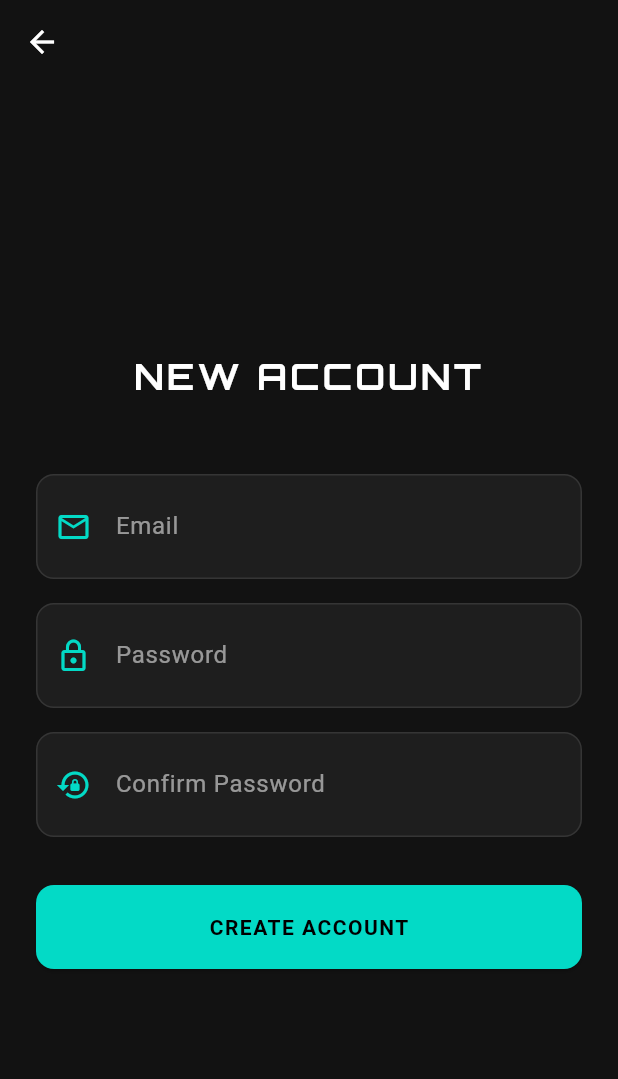
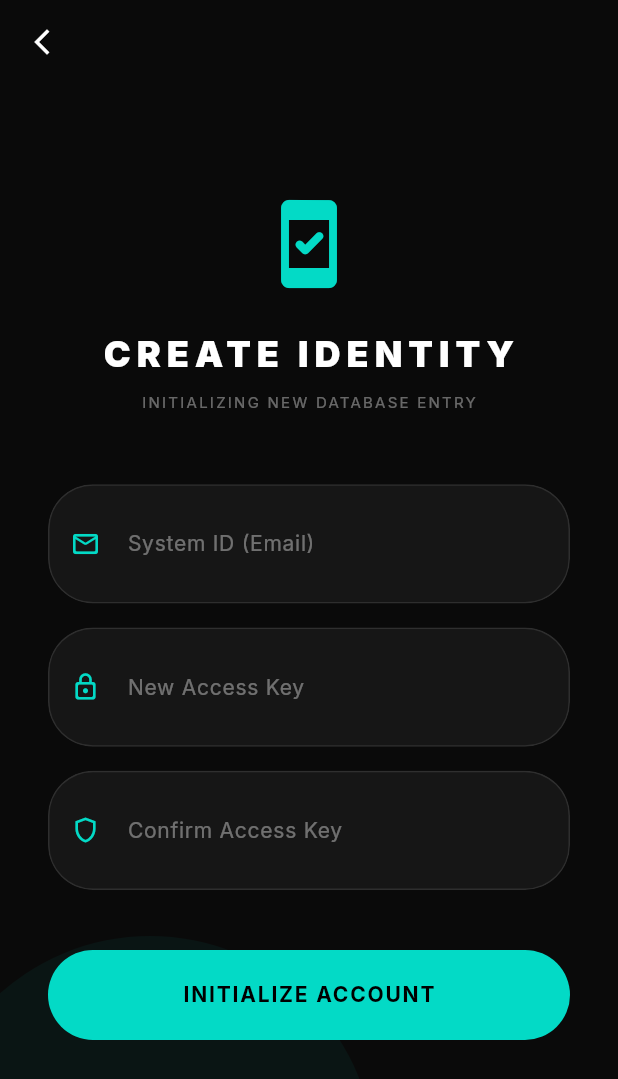
Before and after one commit to EdirithanthiriTharushaKawshalya/fin_track, a Flutter app: the SignupScreen screen opened directly, on a phone screen of 412 x 824 dp. Shown: the top 1079 px of the screen. Run offline on Flutter 3.47's test engine with Material 3 defaults, Android fonts, the phone set to English and light mode, and no system bars; our stand-ins replace cloud_firestore, firebase_auth, firebase_core, fl_chart, flutter_riverpod, google_fonts; accounts and stored records are empty; network calls fail.

Commit message:
refactor(auth): redesign login and signup screens with glassmorphism

```diff
--- a/lib/features/auth/signup_screen.dart
+++ b/lib/features/auth/signup_screen.dart
@@ -1,5 +1,6 @@
 import 'package:firebase_auth/firebase_auth.dart';
 import 'package:flutter/material.dart';
+import 'dart:ui';
 import 'package:google_fonts/google_fonts.dart';
 
 class SignupScreen extends StatefulWidget {
@@ -12,38 +13,30 @@ class SignupScreen extends StatefulWidget {
 class _SignupScreenState extends State<SignupScreen> {
   final _emailController = TextEditingController();
   final _passwordController = TextEditingController();
-  final _confirmPasswordController = TextEditingController(); // Extra security
+  final _confirmPasswordController = TextEditingController();
   bool _isLoading = false;
 
   Future<void> _signUp() async {
-    // 1. Basic Validation
     if (_passwordController.text != _confirmPasswordController.text) {
       ScaffoldMessenger.of(context).showSnackBar(
-        const SnackBar(
-          content: Text('Passwords do not match!'),
-          backgroundColor: Colors.red,
-        ),
+        const SnackBar(content: Text('Access Keys do not match.')),
       );
       return;
     }
 
     setState(() => _isLoading = true);
-
     try {
-      // 2. Create User in Firebase
       await FirebaseAuth.instance.createUserWithEmailAndPassword(
         email: _emailController.text.trim(),
         password: _passwordController.text.trim(),
       );
-
-      // Success is handled by the "Auth Gate" (we will build this next)
-      // So we don't need to manually navigate here.
+      if (mounted) Navigator.pop(context);
     } on FirebaseAuthException catch (e) {
       if (mounted) {
         ScaffoldMessenger.of(context).showSnackBar(
           SnackBar(
             content: Text(e.message ?? 'Registration Failed'),
-            backgroundColor: Colors.red,
+            backgroundColor: Colors.redAccent.withOpacity(0.8),
           ),
         );
       }
@@ -52,33 +45,33 @@ class _SignupScreenState extends State<SignupScreen> {
     }
   }
 
-  Widget _buildTextField({
+  Widget _buildGlassInput({
     required TextEditingController controller,
     required String label,
     required IconData icon,
     bool isPassword = false,
   }) {
-    return Container(
+    return ClipRRect(
+      borderRadius: BorderRadius.circular(30), // Increased roundness
+      child: BackdropFilter(
+        filter: ImageFilter.blur(sigmaX: 10, sigmaY: 10),
+        child: Container(
           decoration: BoxDecoration(
-        color: const Color(0xFF1E1E1E),
-        borderRadius: BorderRadius.circular(12),
-        border: Border.all(color: Colors.white10),
+            color: Colors.white.withOpacity(0.05),
+            borderRadius: BorderRadius.circular(30), // Increased roundness
+            border: Border.all(color: Colors.white.withOpacity(0.1)),
           ),
           child: TextField(
             controller: controller,
             obscureText: isPassword,
-        style: const TextStyle(color: Colors.white),
+            style: GoogleFonts.inter(color: Colors.white, fontSize: 15),
             decoration: InputDecoration(
-          prefixIcon: Icon(
-            icon,
-            color: const Color(0xFF03DAC6),
-          ), // Teal for Signup
+              prefixIcon: Icon(icon, color: const Color(0xFF03DAC6), size: 20),
               labelText: label,
-          labelStyle: const TextStyle(color: Colors.white54),
+              labelStyle: GoogleFonts.inter(color: Colors.white38, fontSize: 14),
               border: InputBorder.none,
-          contentPadding: const EdgeInsets.symmetric(
-            horizontal: 16,
-            vertical: 14,
+              contentPadding: const EdgeInsets.symmetric(horizontal: 24, vertical: 20),
+            ),
           ),
         ),
       ),
@@ -88,73 +81,102 @@ class _SignupScreenState extends State<SignupScreen> {
   @override
   Widget build(BuildContext context) {
     return Scaffold(
-      backgroundColor: const Color(0xFF121212),
+      backgroundColor: const Color(0xFF0A0A0A),
+      extendBodyBehindAppBar: true,
       appBar: AppBar(
         backgroundColor: Colors.transparent,
         elevation: 0,
         leading: IconButton(
-          icon: const Icon(Icons.arrow_back, color: Colors.white),
+          icon: const Icon(Icons.arrow_back_ios_new, color: Colors.white, size: 20),
           onPressed: () => Navigator.pop(context),
         ),
       ),
-      body: Center(
+      body: Stack(
+        children: [
+          Positioned(
+            bottom: -100,
+            left: -50,
+            child: Container(
+              width: 300,
+              height: 300,
+              decoration: BoxDecoration(
+                shape: BoxShape.circle,
+                // Reduced visibility to match login page
+                color: const Color(0xFF03DAC6).withOpacity(0.05),
+              ),
+            ),
+          ),
+          Center(
             child: SingleChildScrollView(
-          padding: const EdgeInsets.all(24.0),
+              padding: const EdgeInsets.all(32.0),
               child: Column(
-            crossAxisAlignment: CrossAxisAlignment.stretch,
+                mainAxisAlignment: MainAxisAlignment.center,
                 children: [
+                  const Icon(
+                    Icons.security_update_good_rounded,
+                    size: 64,
+                    color: Color(0xFF03DAC6),
+                  ),
+                  const SizedBox(height: 24),
                   Text(
-                'NEW ACCOUNT',
-                textAlign: TextAlign.center,
-                style: GoogleFonts.orbitron(
+                    'CREATE IDENTITY',
+                    style: GoogleFonts.inter(
                       fontSize: 24,
-                  fontWeight: FontWeight.bold,
+                      fontWeight: FontWeight.w900,
                       color: Colors.white,
-                  letterSpacing: 2.0,
+                      letterSpacing: 4,
+                    ),
+                  ),
+                  const SizedBox(height: 8),
+                  Text(
+                    'INITIALIZING NEW DATABASE ENTRY',
+                    style: GoogleFonts.inter(
+                      fontSize: 10,
+                      color: Colors.white38,
+                      letterSpacing: 1.5,
                     ),
                   ),
                   const SizedBox(height: 48),
-
-              _buildTextField(
+                  _buildGlassInput(
                     controller: _emailController,
-                label: 'Email',
-                icon: Icons.email_outlined,
+                    label: 'System ID (Email)',
+                    icon: Icons.mail_outline_rounded,
                   ),
                   const SizedBox(height: 16),
-              _buildTextField(
+                  _buildGlassInput(
                     controller: _passwordController,
-                label: 'Password',
-                icon: Icons.lock_outlined,
+                    label: 'New Access Key',
+                    icon: Icons.lock_outline_rounded,
                     isPassword: true,
                   ),
                   const SizedBox(height: 16),
-              _buildTextField(
+                  _buildGlassInput(
                     controller: _confirmPasswordController,
-                label: 'Confirm Password',
-                icon: Icons.lock_reset,
+                    label: 'Confirm Access Key',
+                    icon: Icons.shield_outlined,
                     isPassword: true,
                   ),
-
-              const SizedBox(height: 32),
-
+                  const SizedBox(height: 40),
                   SizedBox(
-                height: 56,
+                    width: double.infinity,
+                    height: 60,
                     child: ElevatedButton(
                       onPressed: _isLoading ? null : _signUp,
                       style: ElevatedButton.styleFrom(
-                    backgroundColor: const Color(0xFF03DAC6), // Teal
+                        backgroundColor: const Color(0xFF03DAC6),
                         foregroundColor: Colors.black,
+                        elevation: 0,
                         shape: RoundedRectangleBorder(
-                      borderRadius: BorderRadius.circular(12),
+                          borderRadius: BorderRadius.circular(30), // Increased roundness
                         ),
                       ),
                       child: _isLoading
                           ? const CircularProgressIndicator(color: Colors.black)
-                      : const Text(
-                          'CREATE ACCOUNT',
-                          style: TextStyle(
+                          : Text(
+                              'INITIALIZE ACCOUNT',
+                              style: GoogleFonts.inter(
                                 fontWeight: FontWeight.bold,
-                            letterSpacing: 1,
+                                letterSpacing: 1.2,
                               ),
                             ),
                     ),
@@ -163,6 +185,8 @@ class _SignupScreenState extends State<SignupScreen> {
               ),
             ),
           ),
+        ],
+      ),
     );
   }
 }
```
Also changed, not shown: lib/features/auth/auth_gate.dart (+2 -6 lines), lib/features/auth/login_screen.dart (+94 -73 lines), pubspec.lock. Lines whose indentation alone changed are shown as unchanged.
